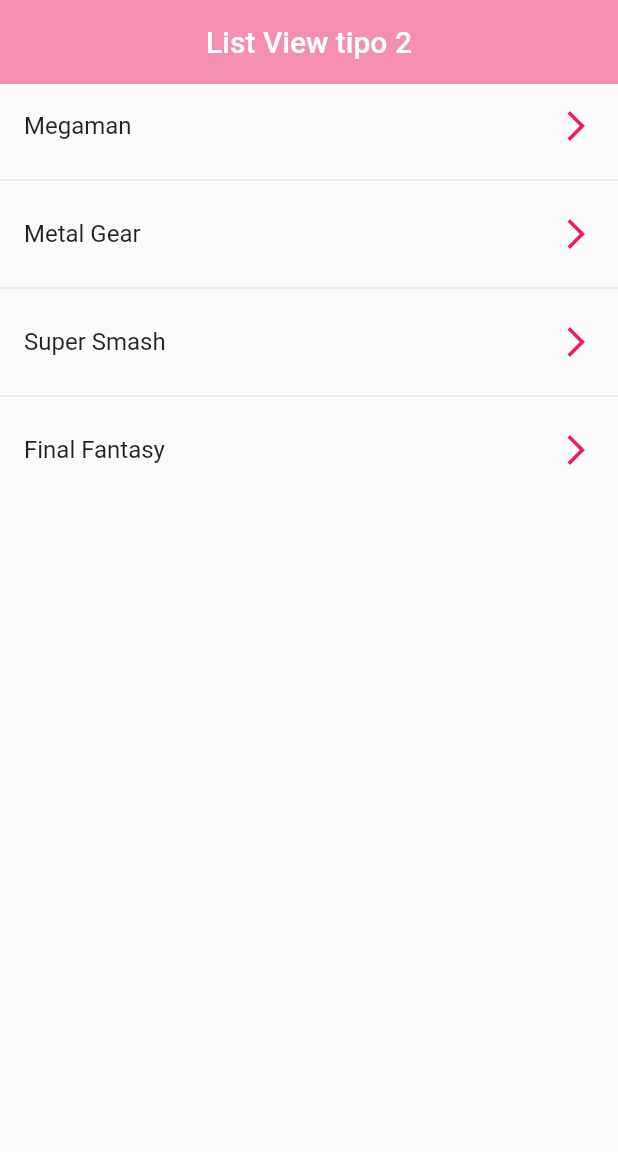
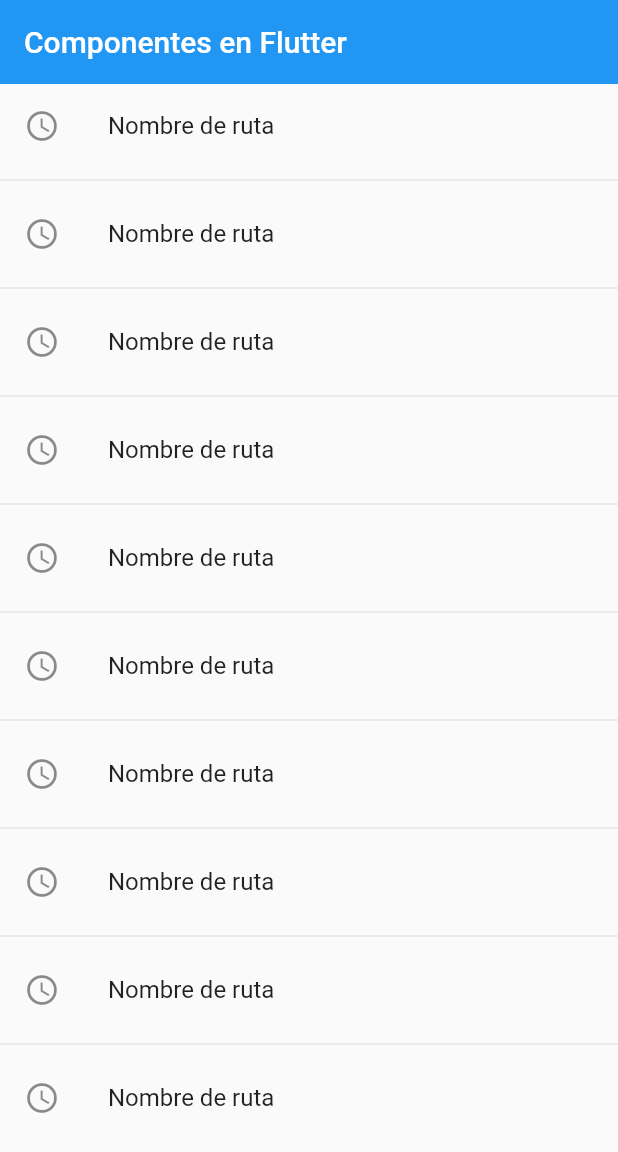
Before and after one commit to valfranciscangeli/fl_components, a Flutter app: the screen it shows after launch, on a phone screen of 412 x 824 dp. Shown: the top 1152 px of the screen. Run offline on Flutter 3.47's test engine with Material 2 defaults, Android fonts, the phone set to English and light mode, and no system bars.

Commit message:
hs clase 69

```diff
--- a/lib/main.dart
+++ b/lib/main.dart
@@ -1,4 +1,4 @@
-import 'package:fl_components/screens/listview2_screen.dart';
+import 'package:fl_components/screens/screens.dart';
 import 'package:flutter/material.dart';
 
 void main() => runApp(const MyApp());
@@ -8,9 +8,18 @@ class MyApp extends StatelessWidget {
 
   @override
   Widget build(BuildContext context) {
-    return const MaterialApp(
-        debugShowCheckedModeBanner: false,
-        title: 'Material App',
-        home: ListView2Screen());
+    return MaterialApp(
+      debugShowCheckedModeBanner: false,
+      title: 'Material App',
+      //home: const CardScreen(),
+      initialRoute: 'home',
+      routes: {
+        'home': (BuildContext context) => const HomeScreen(),
+        'listview1': (BuildContext context) => const ListView1Screen(),
+        'listview2': (BuildContext context) => const ListView2Screen(),
+        'alert': (BuildContext context) => const AlertScreen(),
+        'card': (BuildContext context) => const CardScreen(),
+      },
+    );
   }
 }
--- /dev/null
+++ b/lib/screens/home_screen.dart
@@ -0,0 +1,25 @@
+import 'package:flutter/material.dart';
+
+class HomeScreen extends StatelessWidget {
+  const HomeScreen({Key? key}) : super(key: key);
+
+  @override
+  Widget build(BuildContext context) {
+    return Scaffold(
+        appBar: AppBar(
+          title: const Text('Componentes en Flutter'),
+          elevation: 0,
+        ),
+        body: ListView.separated(
+            itemBuilder: (context, index) => ListTile(
+              leading: const Icon(Icons.access_time_outlined),
+               title: const Text('Nombre de ruta'),
+               onTap: () {
+
+               },),
+            separatorBuilder: (_, __) => const Divider(),
+            itemCount: 10
+            )
+            );
+  }
+}
--- /dev/null
+++ b/lib/screens/screens.dart
@@ -0,0 +1,5 @@
+export 'package:fl_components/screens/home_screen.dart';
+export 'package:fl_components/screens/listview1_screen.dart';
+export 'package:fl_components/screens/listview2_screen.dart';
+export 'package:fl_components/screens/alert_screen.dart';
+export 'package:fl_components/screens/card_screen.dart';
```
Also changed, not shown: lib/screens/alert_screen.dart (added, +15 -0 lines), lib/screens/card_screen.dart (added, +15 -0 lines).
